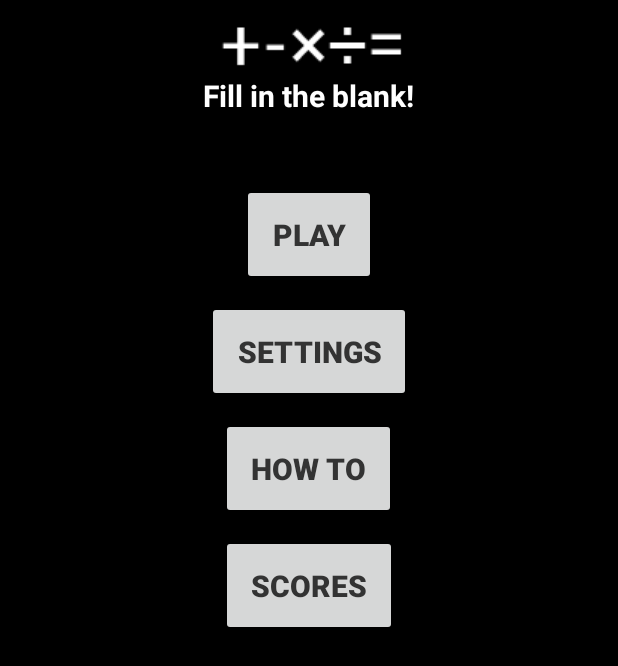
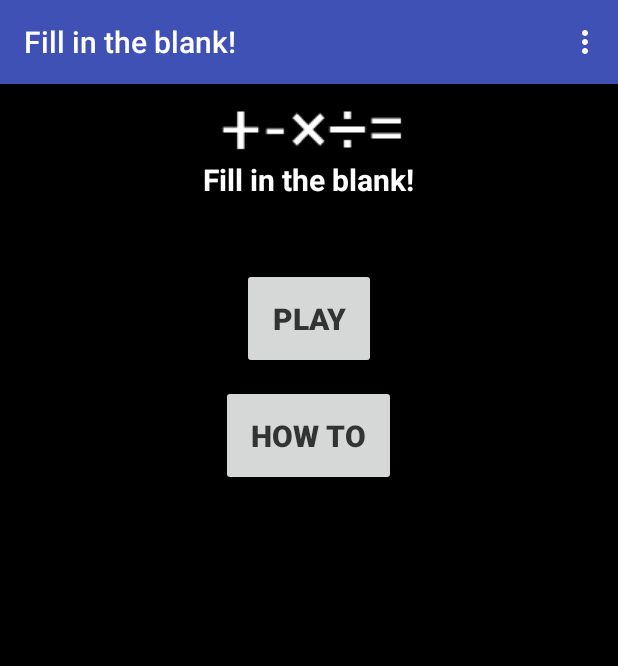
Before and after one commit to dirajrk/EduGame, an Android app: the screen it shows after launch (MainActivity), on a phone screen of 412 x 824 dp. Shown: the top 666 px of the screen. Run offline under Robolectric (Android 15) with nearby library versions, the light colour scheme and no system bars.

Commit message:
Replaced buttons with Action Bar/Tool Bar menu items.

```diff
--- a/app/src/main/java/rk/diraj/edugame/MainActivity.java
+++ b/app/src/main/java/rk/diraj/edugame/MainActivity.java
@@ -3,12 +3,14 @@ package rk.diraj.edugame;
 // CP3406 Assignment 2 by Diraj Ravikumar (13255244)
 
 import android.media.MediaPlayer;
+import android.net.Uri;
 import android.support.v7.app.AppCompatActivity;
 import android.os.Bundle;
 import android.view.View;
 import android.view.View.OnClickListener;
 import android.widget.Button;
-
+import android.view.Menu;
+import android.view.MenuItem;
 import android.app.AlertDialog;
 import android.content.DialogInterface;
 import android.content.Intent;
@@ -16,14 +18,14 @@ import android.content.Intent;
 public class MainActivity extends AppCompatActivity implements OnClickListener{
 
     MediaPlayer mediaPlayer;
-    private Button playBtn, settingBtn, helpBtn, scoreBtn;
+    private Button playBtn, helpBtn;
     private String[] levelNames = {"Easy", "Medium", "Hard"};
 
 
     @Override
     protected void onCreate(Bundle savedInstanceState) {
         // Hides the action bar
-        getSupportActionBar().hide();
+//        getSupportActionBar().hide();
         super.onCreate(savedInstanceState);
         setContentView(R.layout.activity_main);
 
@@ -33,14 +35,10 @@ public class MainActivity extends AppCompatActivity implements OnClickListener{
         mediaPlayer.start();
         // Buttons
         playBtn = (Button) findViewById(R.id.playBtn);
-        settingBtn = (Button) findViewById(R.id.settingBtn);
         helpBtn = (Button) findViewById(R.id.helpBtn);
-        scoreBtn = (Button) findViewById(R.id.scoreBtn);
         // Button OnClickListener
         playBtn.setOnClickListener(this);
-        settingBtn.setOnClickListener(this);
         helpBtn.setOnClickListener(this);
-        scoreBtn.setOnClickListener(this);
     }
 
     @Override
@@ -53,34 +51,11 @@ public class MainActivity extends AppCompatActivity implements OnClickListener{
             this.startActivity(playIntent);
         }
 
-        else if(view.getId()==R.id.settingBtn){
-            //Settings button launches an Alert Dialog which presents difficulty options
-
-            AlertDialog.Builder builder = new AlertDialog.Builder(this);
-
-            builder.setTitle("Choose a level")
-                    .setSingleChoiceItems(levelNames, 0, new DialogInterface.OnClickListener() {
-                        public void onClick(DialogInterface dialog, int which) {
-                            dialog.dismiss();
-                            //Start Game
-                            startPlay(which);
-                        }
-                    });
-            AlertDialog ad = builder.create();
-            ad.show();
-        }
-
         else if(view.getId()==R.id.helpBtn){
             //How To button launches Help Activity
 
             Intent helpIntent = new Intent(this, HelpActivity.class);
             this.startActivity(helpIntent);
-        }
-        else if(view.getId()==R.id.scoreBtn){
-            //Scores button launches Scores Activity
-
-            Intent scoreIntent = new Intent(this, ScoreActivity.class);
-            this.startActivity(scoreIntent);
         }
     }
 
@@ -115,4 +90,43 @@ public class MainActivity extends AppCompatActivity implements OnClickListener{
         mediaPlayer.release();
     }
 
+    @Override
+    public boolean onCreateOptionsMenu(Menu menu) {
+        // Inflate the menu; this adds items to the action bar if it is present.
+        getMenuInflater().inflate(R.menu.menu_main, menu);
+        return true;
+    }
+
+    @Override
+    public boolean onOptionsItemSelected(MenuItem item) {
+        // Handle action bar item clicks here. The action bar will
+        // automatically handle clicks on the Home/Up button, so long
+        // as you specify a parent activity in AndroidManifest.xml.
+        int id = item.getItemId();
+
+        //noinspection SimplifiableIfStatement
+        if (id == R.id.highscore) {
+            Intent intent = new Intent(this, ScoreActivity.class);
+            startActivity(intent);
+        }
+
+        else if (id == R.id.settings) {
+            AlertDialog.Builder builder = new AlertDialog.Builder(this);
+
+            builder.setTitle("Choose a level")
+                    .setSingleChoiceItems(levelNames, 0, new DialogInterface.OnClickListener() {
+                        public void onClick(DialogInterface dialog, int which) {
+                            dialog.dismiss();
+                            //Start Game
+                            startPlay(which);
+                        }
+                    });
+            AlertDialog ad = builder.create();
+            ad.show();
+        }
+
+        return super.onOptionsItemSelected(item);
+    }
+
+
 }
--- a/app/src/main/res/layout/activity_main.xml
+++ b/app/src/main/res/layout/activity_main.xml
@@ -42,24 +42,12 @@
             android:textSize="20sp"
             android:textStyle="bold" />
 
-        <Button
-            android:id="@+id/settingBtn"
-            android:layout_width="wrap_content"
-            android:layout_height="wrap_content"
-            android:layout_below="@id/playBtn"
-            android:layout_centerHorizontal="true"
-            android:layout_margin="5dp"
-            android:padding="20dp"
-            android:text="Settings"
-            android:textColor="#ff333333"
-            android:textSize="20sp"
-            android:textStyle="bold" />
 
         <Button
             android:id="@+id/helpBtn"
             android:layout_width="wrap_content"
             android:layout_height="wrap_content"
-            android:layout_below="@id/settingBtn"
+            android:layout_below="@id/playBtn"
             android:layout_centerHorizontal="true"
             android:layout_margin="5dp"
             android:padding="20dp"
@@ -68,19 +56,6 @@
             android:textSize="20sp"
             android:textStyle="bold" />
 
-        <Button
-            android:id="@+id/scoreBtn"
-            android:layout_width="wrap_content"
-            android:layout_height="wrap_content"
-            android:layout_below="@id/helpBtn"
-            android:layout_centerHorizontal="true"
-            android:layout_margin="5dp"
-            android:padding="20dp"
-            android:text="Scores"
-            android:textColor="#ff333333"
-            android:textSize="20sp"
-            android:textStyle="bold" />
-
     </RelativeLayout>
 
 </ScrollView>
--- /dev/null
+++ b/app/src/main/res/menu/menu_main.xml
@@ -0,0 +1,17 @@
+<menu
+    xmlns:android="http://schemas.android.com/apk/res/android"
+    xmlns:app="http://schemas.android.com/apk/res-auto"
+    xmlns:tools="http://schemas.android.com/tools"
+    tools:context="com.darth6am3r.helloworld.MainActivity">
+
+    <item
+        android:id="@+id/settings"
+        android:orderInCategory="100"
+        android:title="Settings" />
+
+    <item
+        android:id="@+id/highscore"
+        android:orderInCategory="100"
+        android:title="High Score" />
+
+</menu>
```
